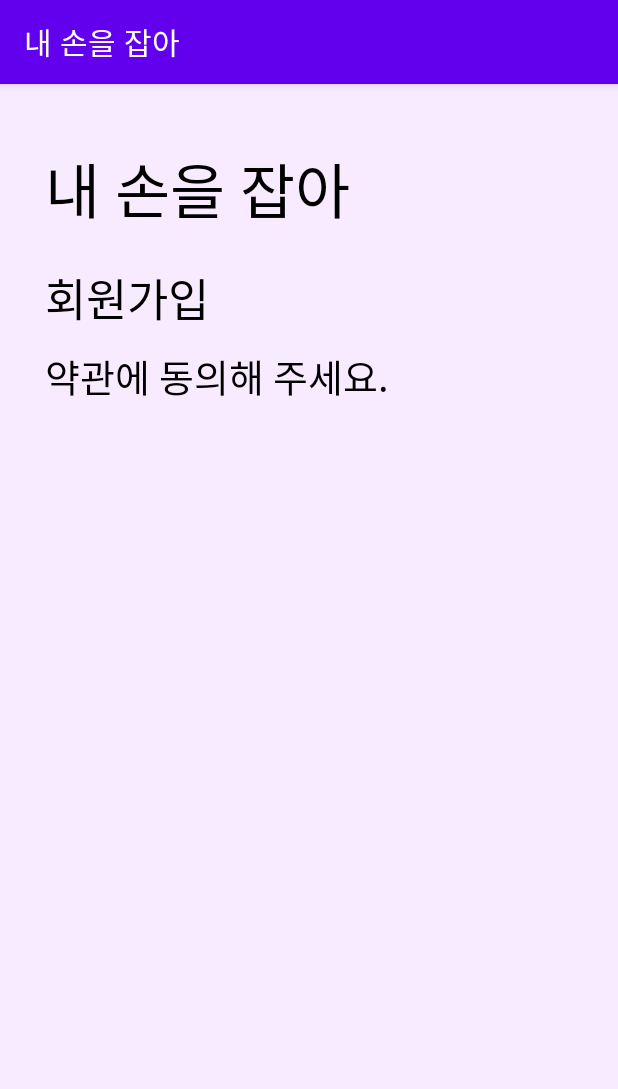
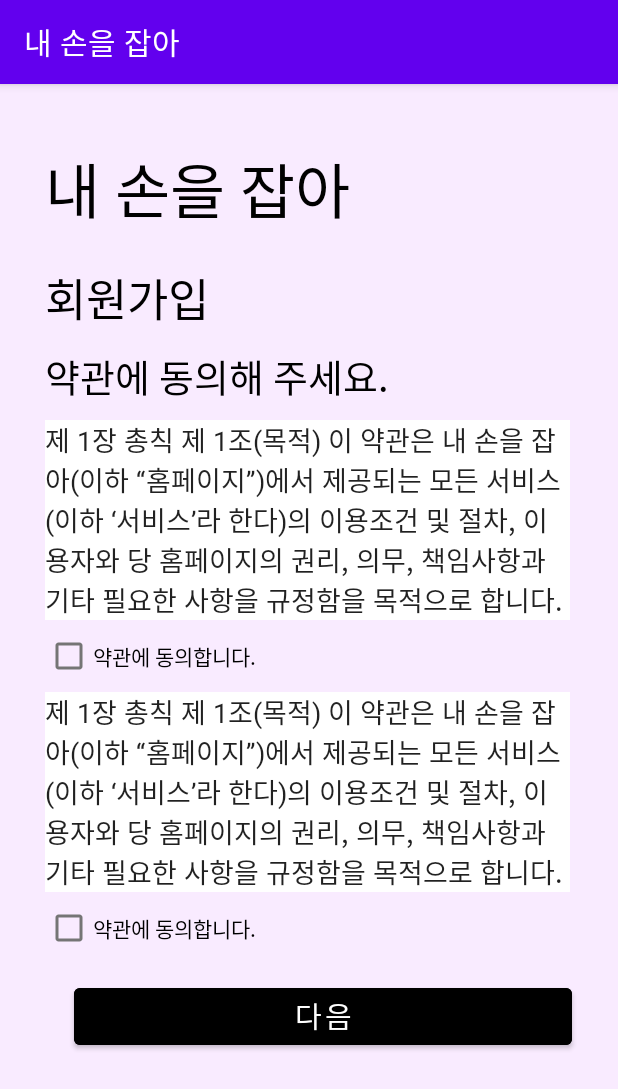
Before and after one commit to Catch-my-hand/catch_my_hand, an Android app: the Join_check_Activity screen opened directly, with no data from a screen before it, on a phone screen of 412 x 824 dp. Shown: the top 1089 px of the screen. Run offline under Robolectric (Android 15) with nearby library versions, the phone set to English and light mode, and no system bars.

```diff
--- a/app/src/main/res/layout/join_check.xml
+++ b/app/src/main/res/layout/join_check.xml
@@ -38,4 +38,53 @@
         android:textColor="@color/black"
         android:textSize="25dp"/>
 
+    <EditText
+        android:id="@+id/Sample2"
+        android:layout_width="350dp"
+        android:layout_height="wrap_content"
+        android:layout_marginLeft="30dp"
+        android:layout_marginTop="10dp"
+        android:inputType="textMultiLine"
+        android:scrollbars="vertical"
+        android:background="@color/white"
+
+        android:text="제 1장 총칙 제 1조(목적) 이 약관은 내 손을 잡아(이하 “홈페이지”)에서 제공되는 모든 서비스(이하 ‘서비스’라 한다)의 이용조건 및 절차, 이용자와 당 홈페이지의 권리, 의무, 책임사항과 기타 필요한 사항을 규정함을 목적으로 합니다."
+        android:scrollHorizontally="false"/>
+
+    <CheckBox
+        android:layout_width="wrap_content"
+        android:layout_height="wrap_content"
+        android:layout_marginLeft="30dp"
+        android:text="약관에 동의합니다."/>
+
+    <EditText
+        android:id="@+id/Sample2"
+        android:layout_width="350dp"
+        android:layout_height="wrap_content"
+        android:layout_marginLeft="30dp"
+        android:inputType="textMultiLine"
+        android:scrollbars="vertical"
+        android:background="@color/white"
+        android:text="제 1장 총칙 제 1조(목적) 이 약관은 내 손을 잡아(이하 “홈페이지”)에서 제공되는 모든 서비스(이하 ‘서비스’라 한다)의 이용조건 및 절차, 이용자와 당 홈페이지의 권리, 의무, 책임사항과 기타 필요한 사항을 규정함을 목적으로 합니다."
+        android:scrollHorizontally="false"/>
+
+    <CheckBox
+        android:layout_width="wrap_content"
+        android:layout_height="wrap_content"
+        android:layout_marginLeft="30dp"
+        android:text="약관에 동의합니다."/>
+
+    <Button
+        android:id="@+id/btn4"
+        android:layout_width="332dp"
+        android:layout_height="50dp"
+        android:layout_marginLeft="49dp"
+        android:layout_marginTop="10dp"
+        android:backgroundTint="@color/black"
+        android:text="다음"
+        android:textSize="19dp"
+        android:textColor="@color/white">
+    </Button>
+
+
 </LinearLayout>
```
